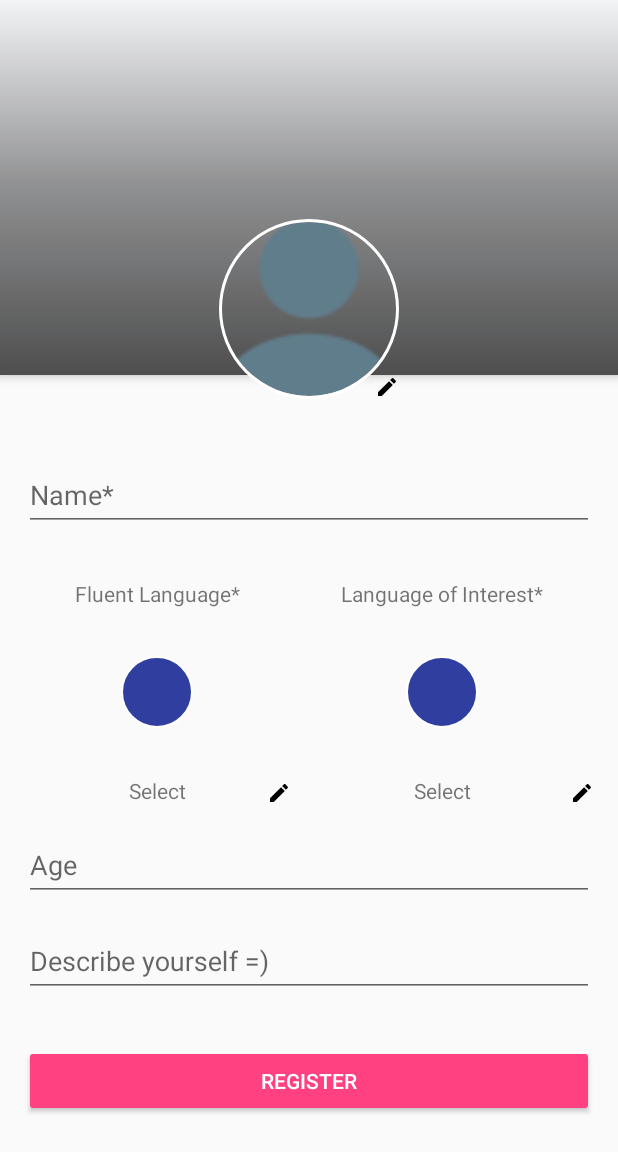
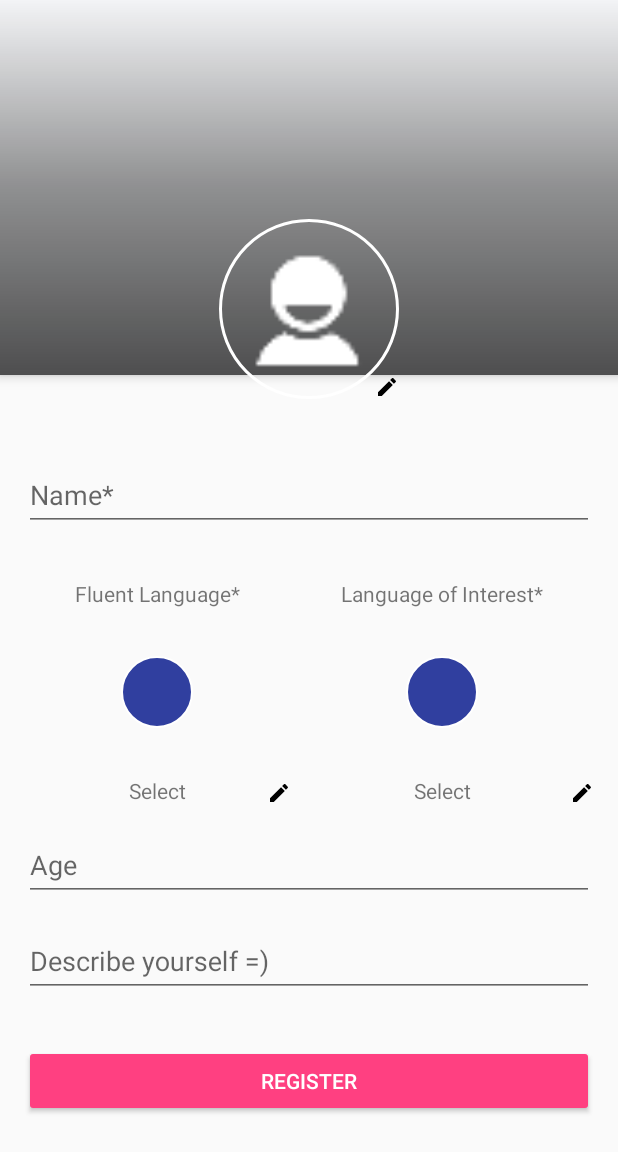
Before and after one commit to rafaelanastacioalves/Capstone-Project, an Android app: the screen it shows after launch once a user with an empty profile is signed in (LoginActivity), on a phone screen of 412 x 824 dp. Shown: the top 1152 px of the screen. Run offline under Robolectric (Android 15) with nearby library versions, the phone set to English and light mode, and no system bars; our stand-ins replace ButterKnife, CircleImageView, Firebase (no records; nobody signed in at launch, a user with empty details on screens opened directly), Picasso, Shimmer; libraries missing offline, so code that uses them is left out: com.crashlytics.android, com.firebase.ui, io.fabric.sdk, net.simonvt.schematic; pictures from the network do not load; 11 statements that could not run were skipped.

Commit message:
fix: melhora execução da animação de shimmer para profile

```diff
--- a/app/src/main/java/com/speko/android/ProfileFragment.java
+++ b/app/src/main/java/com/speko/android/ProfileFragment.java
@@ -14,6 +14,7 @@ import android.support.design.widget.AppBarLayout;
 import android.support.v4.app.Fragment;
 import android.support.v4.app.LoaderManager;
 import android.support.v4.content.Loader;
+import android.support.v4.widget.ContentLoadingProgressBar;
 import android.support.v7.app.AlertDialog;
 import android.support.v7.widget.AppCompatButton;
 import android.support.v7.widget.AppCompatEditText;
@@ -144,6 +145,9 @@ public class ProfileFragment extends Fragment implements LoaderManager.LoaderCal
     @BindView(R.id.profile_options_container_view_stub)
     ViewStub profileOptionsContainerViewStub;
 
+    @BindView(R.id.progress_bar)
+    ContentLoadingProgressBar progressBar;
+
     private UserComplete userComplete;
     private OnFragmentInteractionListener mListener;
 
@@ -212,6 +216,8 @@ public class ProfileFragment extends Fragment implements LoaderManager.LoaderCal
         profileListView.setPadding(0,Utility.getStatusBarHeight(getActivity()),0,0);
         setup(view);
         ButterKnife.bind(this,view);
+        setView();
+
 
 
 //        SpekoSyncAdapter.syncImmediatly(getContext());
@@ -229,6 +235,7 @@ public class ProfileFragment extends Fragment implements LoaderManager.LoaderCal
             //noinspection ConstantConditions
             profileOptionsContainerViewStub.setLayoutResource(R.layout.profile_options_signup);
             profileOptionsContainerViewStub.inflate();
+            progressBar.setVisibility(View.GONE);
 
         }else{
 
@@ -237,7 +244,6 @@ public class ProfileFragment extends Fragment implements LoaderManager.LoaderCal
             profileOptionsContainerViewStub.setLayoutResource(R.layout.profile_options_edit);
             profileOptionsContainerViewStub.inflate();
             signupButton = (AppCompatButton) view.findViewById(R.id.fragment_button_profile_change);
-
         }
 
         //noinspection StatementWithEmptyBody
@@ -271,7 +277,7 @@ public class ProfileFragment extends Fragment implements LoaderManager.LoaderCal
 
     @OnClick(R.id.log_out) @Optional
     public void onClicklogOut() {
-        updateScreenState();
+        progressBar.show();
         mListener.signOut();
 
     }
@@ -300,6 +306,7 @@ public class ProfileFragment extends Fragment implements LoaderManager.LoaderCal
                 profileFluentLanguageContainer.setEnabled(false);
                 profileLanguageOfInterestContainer.setEnabled(false);
                 userDescription.setEnabled(false);
+                progressBar.show();
 
             }else{
                 Log.d(LOG_TAG, "syncNotActive");
@@ -312,6 +319,7 @@ public class ProfileFragment extends Fragment implements LoaderManager.LoaderCal
                 profileFluentLanguageContainer.setEnabled(true);
                 profileLanguageOfInterestContainer.setEnabled(true);
                 userDescription.setEnabled(true);
+                progressBar.hide();
 
 
 
@@ -332,7 +340,6 @@ public class ProfileFragment extends Fragment implements LoaderManager.LoaderCal
 
     @OnClick(R.id.fragment_button_profile_change) @Optional
     public void onClickChangeProfile(){
-
         if(populateAndValidateUserObjectCorrectly()){
             final Context applicationContext = getActivity().getApplication();
             OnCompleteListener onCompleteListener = new OnCompleteListener() {
@@ -555,10 +562,11 @@ public class ProfileFragment extends Fragment implements LoaderManager.LoaderCal
 
     private void showUserPhoto(String downloadUrl) {
         Log.d(LOG_TAG,"StartShimmerAnimation");
+        profilePictureContainer.stopShimmerAnimation();
         profilePictureContainer.startShimmerAnimation();
 
         Picasso.with(getContext()).load(downloadUrl)
-                .placeholder(R.drawable.ic_user)
+                .placeholder(R.drawable.ic_action_user)
                 .resize(getResources().getDimensionPixelSize(R.dimen.profile_user_picture_dimen),
                         getResources().getDimensionPixelSize(R.dimen.profile_user_picture_dimen))
                 .centerCrop().into(profilePicture, new Callback() {
@@ -671,6 +679,9 @@ public class ProfileFragment extends Fragment implements LoaderManager.LoaderCal
             @SuppressWarnings("ConstantConditions") String pictureUrl = FirebaseAuth.getInstance().getCurrentUser().getPhotoUrl().toString();
             userComplete.setProfilePicture(pictureUrl);
             showUserPhoto(pictureUrl);
+        }else {
+            // picture will be loaded sooner or later
+            showUserPhoto(null);
         }
 
         if(userComplete.getFluentLanguage() != null){
--- a/app/src/main/res/layout/fragment_profile.xml
+++ b/app/src/main/res/layout/fragment_profile.xml
@@ -54,8 +54,7 @@
     <com.facebook.shimmer.ShimmerFrameLayout
 
 
-        app:tilt="0.1"
-        app:duration="800"
+
 
         android:id="@+id/signup_imageview_profile_picture_container"
         app:layout_anchor="@+id/profile_list_view"
@@ -78,7 +77,7 @@
             android:id="@+id/profile_fragment_imageview_profile_picture"
             android:layout_width="@dimen/profile_user_picture_dimen"
             android:layout_height="@dimen/profile_user_picture_dimen"
-            android:src="@drawable/ic_user"
+            android:src="@drawable/ic_action_user"
             app:civ_border_width="2dp"
             app:civ_border_color="#FFF"
             />
--- a/app/src/main/res/layout/profile_grid_layout.xml
+++ b/app/src/main/res/layout/profile_grid_layout.xml
@@ -178,7 +178,14 @@
 
 
     </ViewStub>
-
+    <android.support.v4.widget.ContentLoadingProgressBar
+        android:id="@+id/progress_bar"
+        style="?android:attr/progressBarStyle"
+        android:layout_width="wrap_content"
+        android:layout_height="wrap_content"
+        app:layout_gravity="center"
+        app:layout_columnSpan="2"
+        android:visibility="visible" />
 
     <Button
         android:id="@+id/sync_button"
```
